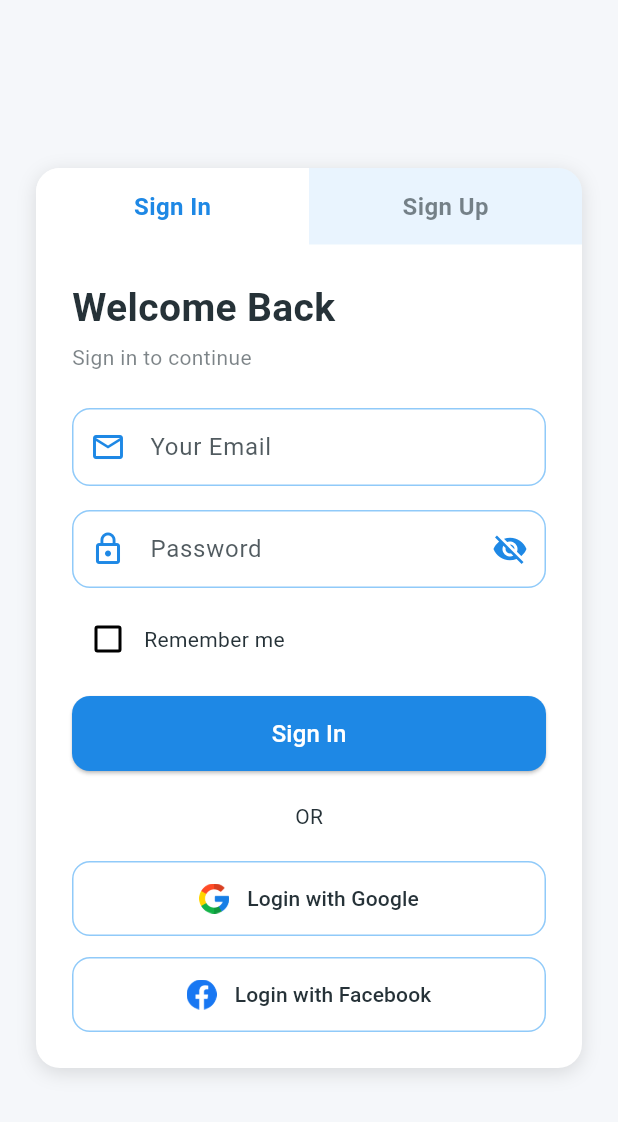
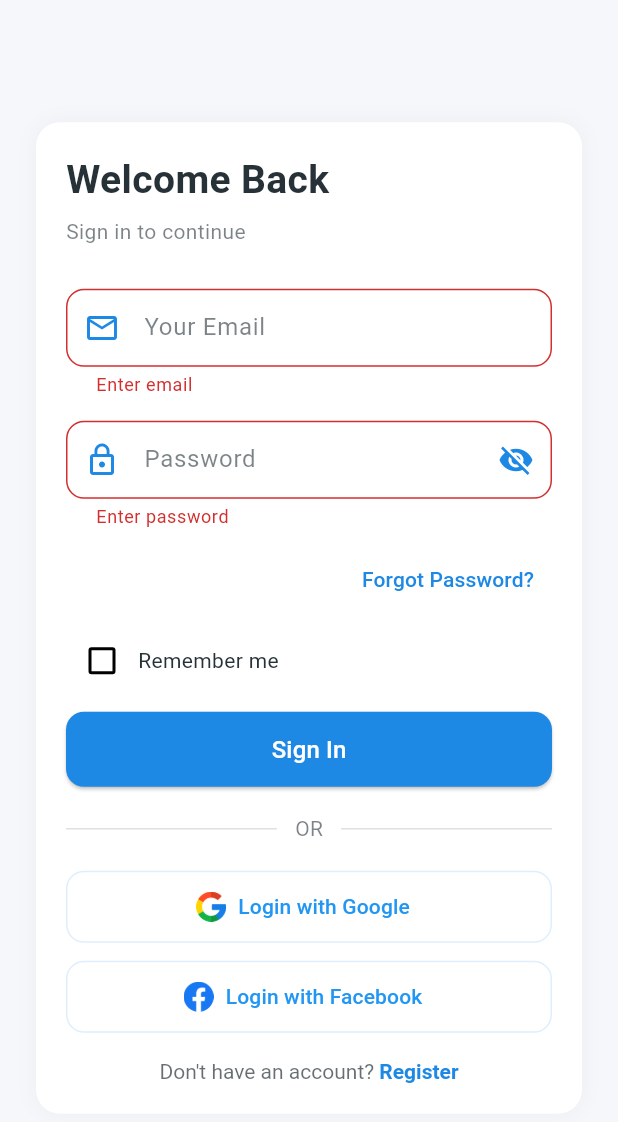
Before and after one commit to LavTheSavage/Project, a Flutter app: the screen it shows after launch, after a tap on "Sign In", on a phone screen of 412 x 824 dp. Shown: the top 1122 px of the screen. Run offline on Flutter 3.47's test engine with Material 3 defaults, Android fonts, the phone set to English and light mode, and no system bars; our stand-ins replace flutter_svg, image_picker, supabase_flutter; accounts and stored records are empty.

```diff
--- a/lib/main.dart
+++ b/lib/main.dart
@@ -11,6 +11,8 @@ import 'pages/login_page.dart';
 import 'pages/about_us_page.dart';
 import 'pages/notification_page.dart';
 
+final supabase = Supabase.instance.client;
+
 const List<String> appCategories = [
   'All',
   'Electronics',
@@ -22,9 +24,9 @@ Future<void> main() async {
   WidgetsFlutterBinding.ensureInitialized();
 
   await Supabase.initialize(
-    url: 'https://wmvipiswzvuhubpiusfv.supabase.co',
+    url: 'https://orfcnqyvcxphfgfxsvrm.supabase.co',
     anonKey:
-        'eyJhbGciOiJIUzI1NiIsInR5cCI6IkpXVCJ9.eyJpc3MiOiJzdXBhYmFzZSIsInJlZiI6IndtdmlwaXN3enZ1aHVicGl1c2Z2Iiwicm9sZSI6ImFub24iLCJpYXQiOjE3NjQyMzcxMjksImV4cCI6MjA3OTgxMzEyOX0.NljbfCDns0JmZyXrktmeV1MWLlVfYOi_ENmDnSELtR0',
+        'eyJhbGciOiJIUzI1NiIsInR5cCI6IkpXVCJ9.eyJpc3MiOiJzdXBhYmFzZSIsInJlZiI6Im9yZmNucXl2Y3hwaGZnZnhzdnJtIiwicm9sZSI6ImFub24iLCJpYXQiOjE3NjUzNzQ3MTUsImV4cCI6MjA4MDk1MDcxNX0.gox9lzfQEF-TOyWMLdZtw85iIUE1__Du88kDCZ43Ap4',
   );
 
   runApp(const MyAppRoot());
@@ -68,7 +70,7 @@ class MyAppRoot extends StatelessWidget {
       debugShowCheckedModeBanner: false,
       initialRoute: '/login',
       routes: {
-        '/login': (context) => LoginPage(client: Supabase.instance.client),
+        '/login': (context) => LoginPage(client: supabase),
         '/': (context) => const MyApp(),
         '/addItem': (context) => ItemFormPage(categories: appCategories),
         '/editItem': (context) {
--- a/lib/pages/item_form_page.dart
+++ b/lib/pages/item_form_page.dart
@@ -508,7 +508,7 @@ class _ItemFormPageState extends State<ItemFormPage> {
                                     borderRadius: BorderRadius.circular(10),
                                   ),
                                   child: DropdownButtonFormField<String>(
-                                    value: _selectedCondition,
+                                    initialValue: _selectedCondition,
                                     decoration: const InputDecoration.collapsed(
                                       hintText: '',
                                     ),
--- a/lib/pages/login_page.dart
+++ b/lib/pages/login_page.dart
@@ -20,9 +20,11 @@ class _LoginPageState extends State<LoginPage> {
   final _loginFormKey = GlobalKey<FormState>();
   final _registerFormKey = GlobalKey<FormState>();
 
+  // Login controllers
   final _emailController = TextEditingController();
   final _passwordController = TextEditingController();
 
+  // Register controllers
   final _fullNameController = TextEditingController();
   final _regEmailController = TextEditingController();
   final _regPasswordController = TextEditingController();
@@ -34,7 +36,8 @@ class _LoginPageState extends State<LoginPage> {
   bool _obscureRegConfirm = true;
   bool _rememberMe = false;
 
-  int _selectedTab = 0;
+  // On small screen: toggles which form to show (Option B)
+  bool _showRegisterOnMobile = false;
 
   // ---------------- LOGIN HANDLER ----------------
   Future<void> _handleLogin() async {
@@ -49,6 +52,18 @@ class _LoginPageState extends State<LoginPage> {
       );
 
       if (response.user != null && mounted) {
+        // Sync user data to users table on first login
+        try {
+          final user = response.user!;
+          await widget.client.from('users').upsert({
+            'id': user.id,
+            'email': user.email,
+            'full_name': user.userMetadata?['full_name'] ?? '',
+          }, onConflict: 'id');
+        } catch (e) {
+          debugPrint("User sync error: $e");
+        }
+
         Navigator.pushReplacementNamed(context, '/');
       }
     } on AuthException catch (e) {
@@ -60,6 +75,7 @@ class _LoginPageState extends State<LoginPage> {
     }
   }
 
+  // ---------------- REGISTER HANDLER ----------------
   Future<void> _handleRegister() async {
     if (!_registerFormKey.currentState!.validate()) return;
 
@@ -67,7 +83,7 @@ class _LoginPageState extends State<LoginPage> {
         _confirmPasswordController.text.trim()) {
       ScaffoldMessenger.of(context).showSnackBar(
         SnackBar(
-          content: Text("Passwords don't match"),
+          content: const Text("Passwords don't match"),
           backgroundColor: kAccent,
         ),
       );
@@ -77,7 +93,7 @@ class _LoginPageState extends State<LoginPage> {
     setState(() => _isLoading = true);
 
     try {
-      // 1️⃣ Sign up user with Supabase Auth
+      // 1) Sign up with Supabase Auth
       final response = await widget.client.auth.signUp(
         email: _regEmailController.text.trim(),
         password: _regPasswordController.text.trim(),
@@ -87,31 +103,32 @@ class _LoginPageState extends State<LoginPage> {
       final user = response.user;
 
       if (user != null) {
-        // 2️⃣ Upsert into 'users' table
+        // 2) Upsert into users table
         try {
           await widget.client.from('users').upsert({
-            'id': user.id, // must match Auth UID
+            'id': user.id,
             'email': user.email,
             'full_name': _fullNameController.text.trim(),
-          }, onConflict: 'id'); // avoids duplicates
+          }, onConflict: 'id');
         } catch (e) {
-          print("DB insert/upsert error: $e");
-          ScaffoldMessenger.of(context).showSnackBar(
-            SnackBar(
-              content: Text(
-                "Account created but failed to save user info in DB: ${e.toString()}",
-              ),
-              backgroundColor: Colors.redAccent,
-            ),
-          );
+          debugPrint("DB insert/upsert error: $e");
         }
 
-        // 3️⃣ Notify user
+        // 3) Notify & fallback to login view on small devices
         ScaffoldMessenger.of(context).showSnackBar(
-          SnackBar(content: Text("Account created. Verify your email!")),
+          const SnackBar(content: Text("Account created. Verify your email!")),
         );
 
-        setState(() => _selectedTab = 0); // switch to login tab
+        // If mobile, show login after register; otherwise keep showing both panels
+        if (MediaQuery.of(context).size.width < 700 && mounted) {
+          setState(() => _showRegisterOnMobile = false);
+        }
+
+        // Optionally clear register fields:
+        _fullNameController.clear();
+        _regEmailController.clear();
+        _regPasswordController.clear();
+        _confirmPasswordController.clear();
       }
     } on AuthException catch (e) {
       ScaffoldMessenger.of(context).showSnackBar(
@@ -122,116 +139,51 @@ class _LoginPageState extends State<LoginPage> {
     }
   }
 
-  // ---------------- TOP TABS ----------------
-  Widget _buildTopTabs() {
-    return Row(
-      children: [
-        Expanded(
-          child: GestureDetector(
-            onTap: () => setState(() => _selectedTab = 0),
-            child: Container(
-              padding: const EdgeInsets.symmetric(vertical: 14),
-              decoration: BoxDecoration(
-                color: _selectedTab == 0
-                    ? Colors.white
-                    : kSecondary.withOpacity(.2),
-                borderRadius: const BorderRadius.only(
-                  topLeft: Radius.circular(16),
-                ),
-              ),
-              child: Center(
-                child: Text(
-                  "Sign In",
-                  style: TextStyle(
-                    fontSize: 16,
-                    fontWeight: FontWeight.bold,
-                    color: _selectedTab == 0
-                        ? kPrimary
-                        : kTextDark.withOpacity(0.6),
-                  ),
-                ),
-              ),
-            ),
-          ),
-        ),
-        Expanded(
-          child: GestureDetector(
-            onTap: () => setState(() => _selectedTab = 1),
-            child: Container(
-              padding: const EdgeInsets.symmetric(vertical: 14),
-              decoration: BoxDecoration(
-                color: _selectedTab == 1
-                    ? Colors.white
-                    : kSecondary.withOpacity(.2),
-                borderRadius: const BorderRadius.only(
-                  topRight: Radius.circular(16),
-                ),
-              ),
-              child: Center(
-                child: Text(
-                  "Sign Up",
-                  style: TextStyle(
-                    fontSize: 16,
-                    fontWeight: FontWeight.bold,
-                    color: _selectedTab == 1
-                        ? kPrimary
-                        : kTextDark.withOpacity(0.6),
-                  ),
-                ),
-              ),
-            ),
-          ),
-        ),
-      ],
-    );
-  }
-
-  // ---------------- INPUT STYLE ----------------
-  InputDecoration _inputStyle({required String label, required IconData icon}) {
+  // ---------------- Reusable input decoration ----------------
+  InputDecoration _inputStyle({required String hint, required IconData icon}) {
     return InputDecoration(
-      labelText: label,
-      labelStyle: TextStyle(color: kTextDark.withOpacity(.8)),
+      hintText: hint,
+      hintStyle: TextStyle(color: kTextDark.withOpacity(.6)),
       prefixIcon: Icon(icon, color: kPrimary),
       filled: true,
       fillColor: Colors.white,
-      contentPadding: const EdgeInsets.symmetric(vertical: 14),
+      contentPadding: const EdgeInsets.symmetric(vertical: 14, horizontal: 16),
       border: OutlineInputBorder(
         borderRadius: BorderRadius.circular(12),
-        borderSide: BorderSide(color: kSecondary),
+        borderSide: BorderSide(color: kSecondary.withOpacity(.4)),
+      ),
+      focusedBorder: OutlineInputBorder(
+        borderRadius: BorderRadius.circular(12),
+        borderSide: BorderSide(color: kPrimary),
       ),
       enabledBorder: OutlineInputBorder(
         borderRadius: BorderRadius.circular(12),
-        borderSide: BorderSide(color: kSecondary),
+        borderSide: BorderSide(color: kSecondary.withOpacity(.2)),
       ),
     );
   }
 
-  // ---------------- SOCIAL BUTTON ----------------
+  // ---------------- Social button ----------------
   Widget _socialButton(String asset, String text) {
     return SizedBox(
-      height: 50,
+      height: 48,
       width: double.infinity,
-      child: OutlinedButton(
+      child: OutlinedButton.icon(
+        onPressed: () {},
+        icon: Image.asset(asset, height: 20),
+        label: Text(text, style: const TextStyle(fontSize: 14)),
         style: OutlinedButton.styleFrom(
-          side: BorderSide(color: kSecondary),
+          side: BorderSide(color: kSecondary.withOpacity(.3)),
           shape: RoundedRectangleBorder(
             borderRadius: BorderRadius.circular(12),
           ),
-        ),
-        onPressed: () {},
-        child: Row(
-          mainAxisAlignment: MainAxisAlignment.center,
-          children: [
-            Image.asset(asset, height: 20),
-            const SizedBox(width: 12),
-            Text(text, style: TextStyle(color: kTextDark)),
-          ],
+          backgroundColor: Colors.white,
         ),
       ),
     );
   }
 
-  // ---------------- LOGIN FORM ----------------
+  // ---------------- Login form widget ----------------
   Widget _buildLoginForm() {
     return Form(
       key: _loginFormKey,
@@ -240,33 +192,35 @@ class _LoginPageState extends State<LoginPage> {
         children: [
           Text(
             "Welcome Back",
-            style: TextStyle(fontSize: 26, fontWeight: FontWeight.bold),
+            style: TextStyle(
+              fontSize: 26,
+              fontWeight: FontWeight.bold,
+              color: kTextDark,
+            ),
           ),
-          const SizedBox(height: 4),
+          const SizedBox(height: 6),
           Text(
             "Sign in to continue",
             style: TextStyle(color: kTextDark.withOpacity(.6)),
           ),
-          const SizedBox(height: 24),
+          const SizedBox(height: 28),
 
-          // Email
           TextFormField(
             controller: _emailController,
             validator: (v) => (v == null || v.isEmpty) ? "Enter email" : null,
             decoration: _inputStyle(
-              label: "Your Email",
+              hint: "Your Email",
               icon: Icons.email_outlined,
             ),
           ),
           const SizedBox(height: 16),
 
-          // Password
           TextFormField(
             controller: _passwordController,
             obscureText: _obscurePassword,
             validator: (v) =>
                 (v == null || v.isEmpty) ? "Enter password" : null,
-            decoration: _inputStyle(label: "Password", icon: Icons.lock_outline)
+            decoration: _inputStyle(hint: "Password", icon: Icons.lock_outline)
                 .copyWith(
                   suffixIcon: IconButton(
                     icon: Icon(
@@ -282,21 +236,30 @@ class _LoginPageState extends State<LoginPage> {
           ),
 
           const SizedBox(height: 10),
+          Align(
+            alignment: Alignment.centerRight,
+            child: TextButton(
+              onPressed: () {},
+              child: Text(
+                "Forgot Password?",
+                style: TextStyle(color: kPrimary),
+              ),
+            ),
+          ),
 
+          const SizedBox(height: 6),
           Row(
             children: [
               Checkbox(
                 value: _rememberMe,
                 activeColor: kPrimary,
-                onChanged: (v) => setState(() => _rememberMe = v!),
+                onChanged: (v) => setState(() => _rememberMe = v ?? false),
               ),
               Text("Remember me", style: TextStyle(color: kTextDark)),
             ],
           ),
+          const SizedBox(height: 10),
 
-          const SizedBox(height: 14),
-
-          // Login Button
           SizedBox(
             height: 50,
             width: double.infinity,
@@ -317,29 +280,78 @@ class _LoginPageState extends State<LoginPage> {
             ),
           ),
 
-          const SizedBox(height: 20),
-
+          const SizedBox(height: 18),
           Row(
             children: [
-              const Expanded(child: Divider()),
+              const Expanded(child: Divider(color: Colors.black12)),
               Padding(
                 padding: const EdgeInsets.symmetric(horizontal: 12),
-                child: Text("OR", style: TextStyle(color: kTextDark)),
+                child: Text(
+                  "OR",
+                  style: TextStyle(color: kTextDark.withOpacity(.6)),
+                ),
               ),
-              const Expanded(child: Divider()),
+              const Expanded(child: Divider(color: Colors.black12)),
             ],
           ),
 
-          const SizedBox(height: 20),
+          const SizedBox(height: 18),
           _socialButton("assets/icons/google.png", "Login with Google"),
-          const SizedBox(height: 14),
+          const SizedBox(height: 12),
           _socialButton("assets/icons/facebook.png", "Login with Facebook"),
+          const SizedBox(height: 18),
+
+          // Mobile-only link to go to sign up
+          LayoutBuilder(
+            builder: (context, constraints) {
+              if (constraints.maxWidth < 700) {
+                return Center(
+                  child: GestureDetector(
+                    onTap: () => setState(() => _showRegisterOnMobile = true),
+                    child: RichText(
+                      text: TextSpan(
+                        text: "Don't have an account? ",
+                        style: TextStyle(color: kTextDark.withOpacity(.7)),
+                        children: [
+                          TextSpan(
+                            text: "Register",
+                            style: TextStyle(
+                              color: kPrimary,
+                              fontWeight: FontWeight.bold,
+                            ),
+                          ),
+                        ],
+                      ),
+                    ),
+                  ),
+                );
+              } else {
+                return Center(
+                  child: RichText(
+                    text: TextSpan(
+                      text: "Don't have an account? ",
+                      style: TextStyle(color: kTextDark.withOpacity(.7)),
+                      children: [
+                        TextSpan(
+                          text: "Register",
+                          style: TextStyle(
+                            color: kPrimary,
+                            fontWeight: FontWeight.bold,
+                          ),
+                        ),
+                      ],
+                    ),
+                  ),
+                );
+              }
+            },
+          ),
         ],
       ),
     );
   }
 
-  // ---------------- REGISTER FORM ----------------
+  // ---------------- Register form widget ----------------
   Widget _buildRegisterForm() {
     return Form(
       key: _registerFormKey,
@@ -348,21 +360,25 @@ class _LoginPageState extends State<LoginPage> {
         children: [
           Text(
             "Let’s Get Started",
-            style: TextStyle(fontSize: 26, fontWeight: FontWeight.bold),
+            style: TextStyle(
+              fontSize: 26,
+              fontWeight: FontWeight.bold,
+              color: kTextDark,
+            ),
           ),
-          const SizedBox(height: 4),
+          const SizedBox(height: 6),
           Text(
             "Create a new account",
             style: TextStyle(color: kTextDark.withOpacity(.6)),
           ),
-          const SizedBox(height: 24),
+          const SizedBox(height: 28),
 
           TextFormField(
             controller: _fullNameController,
             validator: (v) =>
                 (v == null || v.isEmpty) ? "Enter your name" : null,
             decoration: _inputStyle(
-              label: "Full Name",
+              hint: "Full Name",
               icon: Icons.person_outline,
             ),
           ),
@@ -372,7 +388,7 @@ class _LoginPageState extends State<LoginPage> {
             controller: _regEmailController,
             validator: (v) => (v == null || v.isEmpty) ? "Enter email" : null,
             decoration: _inputStyle(
-              label: "Your Email",
+              hint: "Your Email",
               icon: Icons.email_outlined,
             ),
           ),
@@ -383,7 +399,7 @@ class _LoginPageState extends State<LoginPage> {
             obscureText: _obscureRegPassword,
             validator: (v) =>
                 (v == null || v.length < 6) ? "Min 6 characters" : null,
-            decoration: _inputStyle(label: "Password", icon: Icons.lock_outline)
+            decoration: _inputStyle(hint: "Password", icon: Icons.lock_outline)
                 .copyWith(
                   suffixIcon: IconButton(
                     icon: Icon(
@@ -407,7 +423,7 @@ class _LoginPageState extends State<LoginPage> {
                 (v == null || v.isEmpty) ? "Confirm password" : null,
             decoration:
                 _inputStyle(
-                  label: "Password Again",
+                  hint: "Password Again",
                   icon: Icons.lock_outline,
                 ).copyWith(
                   suffixIcon: IconButton(
@@ -425,7 +441,6 @@ class _LoginPageState extends State<LoginPage> {
           ),
 
           const SizedBox(height: 20),
-
           SizedBox(
             height: 50,
             width: double.infinity,
@@ -446,68 +461,171 @@ class _LoginPageState extends State<LoginPage> {
             ),
           ),
 
-          const SizedBox(height: 20),
-
+          const SizedBox(height: 18),
           Row(
             children: [
-              const Expanded(child: Divider()),
+              const Expanded(child: Divider(color: Colors.black12)),
               Padding(
                 padding: const EdgeInsets.symmetric(horizontal: 12),
-                child: Text("OR", style: TextStyle(color: kTextDark)),
+                child: Text(
+                  "OR",
+                  style: TextStyle(color: kTextDark.withOpacity(.6)),
+                ),
               ),
-              const Expanded(child: Divider()),
+              const Expanded(child: Divider(color: Colors.black12)),
             ],
           ),
 
-          const SizedBox(height: 20),
+          const SizedBox(height: 18),
           _socialButton("assets/icons/google.png", "Sign Up with Google"),
-          const SizedBox(height: 14),
+          const SizedBox(height: 12),
           _socialButton("assets/icons/facebook.png", "Sign Up with Facebook"),
+          const SizedBox(height: 18),
+
+          // Mobile-only link to go to login
+          LayoutBuilder(
+            builder: (context, constraints) {
+              if (constraints.maxWidth < 700) {
+                return Center(
+                  child: GestureDetector(
+                    onTap: () => setState(() => _showRegisterOnMobile = false),
+                    child: RichText(
+                      text: TextSpan(
+                        text: "Have an account? ",
+                        style: TextStyle(color: kTextDark.withOpacity(.7)),
+                        children: [
+                          TextSpan(
+                            text: "Sign In",
+                            style: TextStyle(
+                              color: kPrimary,
+                              fontWeight: FontWeight.bold,
+                            ),
+                          ),
+                        ],
+                      ),
+                    ),
+                  ),
+                );
+              } else {
+                return Center(
+                  child: RichText(
+                    text: TextSpan(
+                      text: "Have an account? ",
+                      style: TextStyle(color: kTextDark.withOpacity(.7)),
+                      children: [
+                        TextSpan(
+                          text: "Sign In",
+                          style: TextStyle(
+                            color: kPrimary,
+                            fontWeight: FontWeight.bold,
+                          ),
+                        ),
+                      ],
+                    ),
+                  ),
+                );
+              }
+            },
+          ),
         ],
       ),
     );
   }
 
-  // ---------------- BUILD ----------------
-  @override
-  Widget build(BuildContext context) {
-    return Scaffold(
-      backgroundColor: kBackground,
-      body: Center(
+  // ---------------- Two-panel desktop layout (left + right) ----------------
+  Widget _buildTwoPanel(BuildContext context) {
+    return Container(
+      margin: const EdgeInsets.symmetric(vertical: 24, horizontal: 24),
+      constraints: const BoxConstraints(maxWidth: 1100),
+      decoration: BoxDecoration(
+        color: Colors.white,
+        borderRadius: BorderRadius.circular(18),
+        boxShadow: [
+          BoxShadow(color: Colors.black.withOpacity(.05), blurRadius: 18),
+        ],
+      ),
+      child: Row(
+        children: [
+          // LEFT - LOGIN (white card)
+          Expanded(
+            child: Container(
+              padding: const EdgeInsets.symmetric(horizontal: 34, vertical: 36),
+              color: Colors.white,
+              child: SingleChildScrollView(child: _buildLoginForm()),
+            ),
+          ),
+          // divider between panels
+          Container(width: 2, height: 500, color: kBackground),
+          // RIGHT - REGISTER (light bg)
+          Expanded(
+            child: Container(
+              padding: const EdgeInsets.symmetric(horizontal: 34, vertical: 36),
+              color: kBackground,
+              child: SingleChildScrollView(child: _buildRegisterForm()),
+            ),
+          ),
+        ],
+      ),
+    );
+  }
+
+  // ---------------- Single panel (mobile) ----------------
+  Widget _buildSinglePanel(BuildContext context) {
+    final width = MediaQuery.of(context).size.width;
+    final cardWidth = width - 48; // small padding
+
+    return Center(
+      child: Container(
+        margin: const EdgeInsets.symmetric(vertical: 24, horizontal: 12),
+        width: cardWidth.clamp(300.0, 520.0),
+        decoration: BoxDecoration(
+          color: Colors.white,
+          borderRadius: BorderRadius.circular(16),
+          boxShadow: [
+            BoxShadow(color: Colors.black.withOpacity(.04), blurRadius: 12),
+          ],
+        ),
         child: SingleChildScrollView(
-          padding: const EdgeInsets.all(24),
-          child: Container(
-            width: MediaQuery.of(context).size.width < 500
-                ? double.infinity
-                : 450,
-            decoration: BoxDecoration(
-              color: Colors.white,
-              borderRadius: BorderRadius.circular(16),
-              boxShadow: const [
-                BoxShadow(
-                  color: Colors.black12,
-                  blurRadius: 10,
-                  offset: Offset(0, 3),
-                ),
-              ],
-            ),
-            child: Column(
-              children: [
-                _buildTopTabs(),
-                Padding(
-                  padding: const EdgeInsets.all(24),
-                  child: AnimatedSwitcher(
-                    duration: const Duration(milliseconds: 250),
-                    child: _selectedTab == 0
-                        ? _buildLoginForm()
-                        : _buildRegisterForm(),
-                  ),
-                ),
-              ],
-            ),
+          child: Padding(
+            padding: const EdgeInsets.all(20),
+            child: _showRegisterOnMobile
+                ? _buildRegisterForm()
+                : _buildLoginForm(),
           ),
         ),
       ),
     );
   }
+
+  @override
+  Widget build(BuildContext context) {
+    return Scaffold(
+      backgroundColor: kBackground,
+      body: SafeArea(
+        child: LayoutBuilder(
+          builder: (context, constraints) {
+            // Responsive breakpoint
+            if (constraints.maxWidth >= 900) {
+              // big screens: show both panels
+              return Center(child: _buildTwoPanel(context));
+            } else {
+              // small screens: show single panel (Login by default), with option to switch
+              return _buildSinglePanel(context);
+            }
+          },
+        ),
+      ),
+    );
+  }
+
+  @override
+  void dispose() {
+    _emailController.dispose();
+    _passwordController.dispose();
+    _fullNameController.dispose();
+    _regEmailController.dispose();
+    _regPasswordController.dispose();
+    _confirmPasswordController.dispose();
+    super.dispose();
+  }
 }
```
Also changed, not shown: 1 other file.
